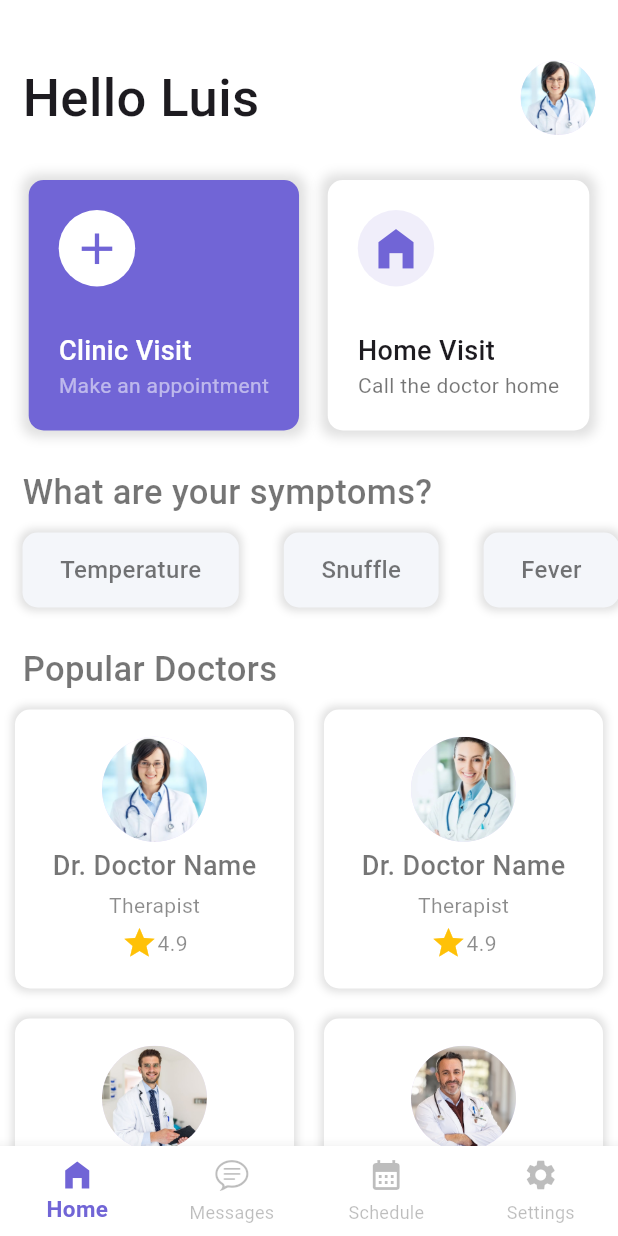
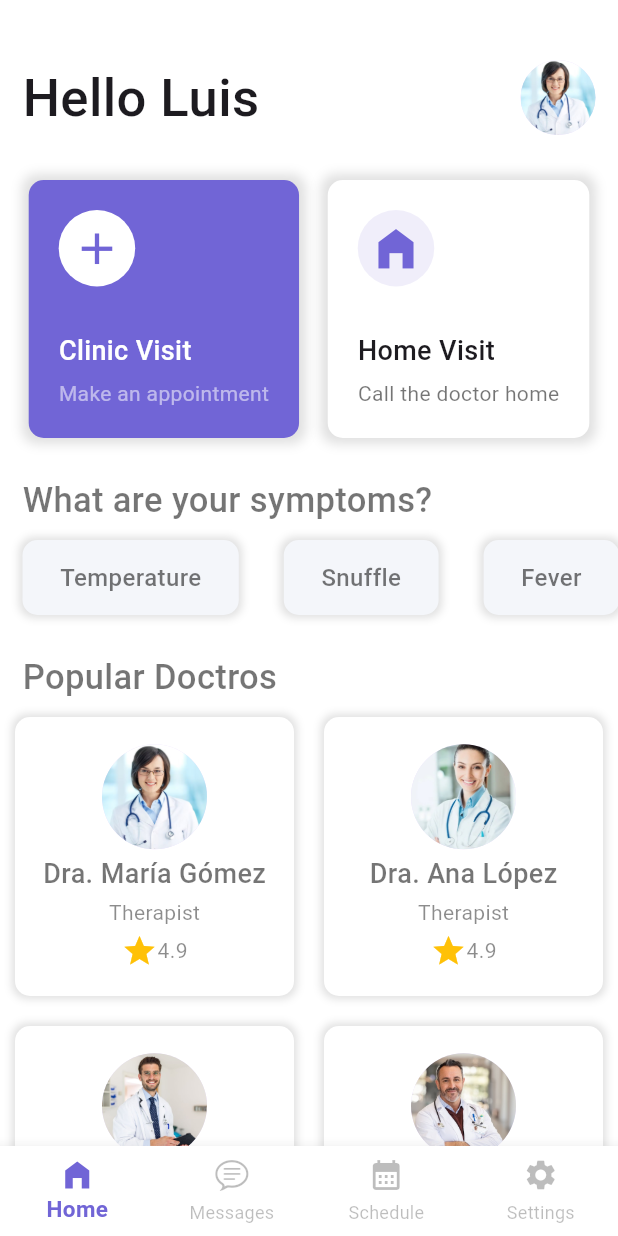
Before and after one commit to Luis0105/medical_healthcare, a Flutter app: the NavbarRoots screen opened directly, on a phone screen of 412 x 824 dp. Run offline on Flutter 3.47's test engine with Material 3 defaults, Android fonts, the phone set to English and light mode, and no system bars; missing offline and left inert: custom_clippers.

Commit message:
Four Commit

```diff
--- a/lib/screens/home_screen.dart
+++ b/lib/screens/home_screen.dart
@@ -1,18 +1,17 @@
-// Pantalla principal de bienvenida que muestra opciones de visita, síntomas y lista de doctores
 import 'package:flutter/material.dart';
 import 'package:medical_healthcare/screens/appointment_screen.dart';
 
 class HomeScreen extends StatelessWidget {
-  // Lista de síntomas representados como etiquetas
+  // Lista de síntomas que se mostrarán de forma horizontal
   List symptoms = [
     "Temperature",
     "Snuffle",
     "Fever",
-    "Cough",
+    "Couhg",
     "Cold",
   ];
 
-  // Lista de imágenes de doctores
+  // Lista de imágenes asociadas a cada doctor
   List imgs = [
     "doctor1.jpg",
     "doctor2.jpg",
@@ -20,54 +19,71 @@ class HomeScreen extends StatelessWidget {
     "doctor4.jpg",
   ];
 
+  // Lista de nombres personalizados para cada doctor
+  List<String> doctorNames = [
+    "Dra. María Gómez",
+    "Dra. Ana López",
+    "Dr. Carlos Rivera",
+    "Dra. Juan Pérez",
+  ];
+
   @override
   Widget build(BuildContext context) {
     return SingleChildScrollView(
-      padding: EdgeInsets.only(top: 40), // Margen superior
+      // Hace scroll en pantalla completa si el contenido excede el alto
+      padding:
+          EdgeInsets.only(top: 40), // Espaciado superior para no pegar al borde
       child: Column(
-        crossAxisAlignment:
-            CrossAxisAlignment.start, // Alineación del contenido a la izquierda
+        // Organiza verticalmente todo el contenido
+        crossAxisAlignment: CrossAxisAlignment.start,
         children: [
-          // Encabezado con saludo y foto
+          // Encabezado con saludo e imagen del usuario
           Padding(
             padding: EdgeInsets.symmetric(horizontal: 15),
             child: Row(
-              mainAxisAlignment: MainAxisAlignment.spaceBetween,
+              // Organiza horizontalmente saludo y avatar
+              mainAxisAlignment: MainAxisAlignment
+                  .spaceBetween, // Saludo a la izquierda, avatar a la derecha
               children: [
                 Text(
                   "Hello Luis",
                   style: TextStyle(
-                    fontSize: 35, // Tamaño grande para saludo
-                    fontWeight: FontWeight.w500, // Semi negrita
+                    fontSize: 35, // Tamaño grande para el saludo
+                    fontWeight: FontWeight.w500, // Peso seminegrita
                   ),
                 ),
                 CircleAvatar(
-                  radius: 25, // Tamaño del avatar
+                  // Muestra una imagen redonda
+                  radius: 25,
                   backgroundImage: AssetImage("images/doctor1.jpg"),
                 ),
               ],
             ),
           ),
 
-          SizedBox(height: 30),
+          SizedBox(
+              height: 30), // Espacio entre el encabezado y la siguiente sección
 
-          // Opciones: visita a clínica o visita a domicilio
+          // Fila de botones: visita en clínica y a domicilio
           Row(
             mainAxisAlignment: MainAxisAlignment.spaceEvenly,
             children: [
-              // Opción 1: Visita en clínica
+              // Botón para visita en clínica
               InkWell(
-                onTap: () {},
+                // Detecta toques y genera efecto visual
+                onTap: () {}, // Aquí podrías colocar una acción
                 child: Container(
+                  // Caja que contiene ícono y texto
                   padding: EdgeInsets.all(20),
                   decoration: BoxDecoration(
-                    color: Color(0xFF7165D6),
+                    // Decoración con color, esquinas y sombra
+                    color: Color(0xFF7165D6), // Fondo morado
                     borderRadius: BorderRadius.circular(10),
                     boxShadow: [
                       BoxShadow(
-                        color: Colors.black12, // Sombra gris clara
-                        blurRadius: 6, // Difuminado de la sombra
-                        spreadRadius: 4, // Qué tanto se expande
+                        color: Colors.black12,
+                        blurRadius: 6,
+                        spreadRadius: 4,
                       ),
                     ],
                   ),
@@ -75,6 +91,7 @@ class HomeScreen extends StatelessWidget {
                     crossAxisAlignment: CrossAxisAlignment.start,
                     children: [
                       Container(
+                        // Círculo blanco con ícono "+"
                         padding: EdgeInsets.all(8),
                         decoration: BoxDecoration(
                           color: Colors.white,
@@ -95,6 +112,7 @@ class HomeScreen extends StatelessWidget {
                           fontWeight: FontWeight.w500,
                         ),
                       ),
+                      SizedBox(height: 5),
                       Text(
                         "Make an appointment",
                         style: TextStyle(
@@ -106,13 +124,13 @@ class HomeScreen extends StatelessWidget {
                 ),
               ),
 
-              // Opción 2: Visita a domicilio
+              // Botón para visita a domicilio
               InkWell(
                 onTap: () {},
                 child: Container(
                   padding: EdgeInsets.all(20),
                   decoration: BoxDecoration(
-                    color: Colors.white,
+                    color: Colors.white, // Fondo blanco
                     borderRadius: BorderRadius.circular(10),
                     boxShadow: [
                       BoxShadow(
@@ -126,6 +144,7 @@ class HomeScreen extends StatelessWidget {
                     crossAxisAlignment: CrossAxisAlignment.start,
                     children: [
                       Container(
+                        // Círculo con ícono de casa
                         padding: EdgeInsets.all(8),
                         decoration: BoxDecoration(
                           color: Color(0xFFF0EEFA),
@@ -145,6 +164,7 @@ class HomeScreen extends StatelessWidget {
                           fontWeight: FontWeight.w500,
                         ),
                       ),
+                      SizedBox(height: 5),
                       Text(
                         "Call the doctor home",
                         style: TextStyle(
@@ -158,9 +178,9 @@ class HomeScreen extends StatelessWidget {
             ],
           ),
 
-          SizedBox(height: 25),
+          SizedBox(height: 25), // Espacio antes de la sección de síntomas
 
-          // Sección: Síntomas comunes
+          // Título de la sección de síntomas
           Padding(
             padding: EdgeInsets.only(left: 15),
             child: Text(
@@ -177,11 +197,11 @@ class HomeScreen extends StatelessWidget {
           SizedBox(
             height: 70,
             child: ListView.builder(
-              shrinkWrap:
-                  true, // Hace que el ListView solo use el espacio necesario
-              scrollDirection: Axis.horizontal,
-              itemCount:
-                  symptoms.length, // Número de elementos que se van a mostrar
+              // Lista dinámica horizontal
+              shrinkWrap: true,
+              scrollDirection:
+                  Axis.horizontal, // Hace scroll de izquierda a derecha
+              itemCount: symptoms.length, // Número de elementos
               itemBuilder: (context, index) {
                 return Container(
                   margin: EdgeInsets.symmetric(vertical: 10, horizontal: 15),
@@ -199,7 +219,7 @@ class HomeScreen extends StatelessWidget {
                   ),
                   child: Center(
                     child: Text(
-                      symptoms[index],
+                      symptoms[index], // Síntoma mostrado
                       style: TextStyle(
                         fontSize: 16,
                         fontWeight: FontWeight.w500,
@@ -212,13 +232,13 @@ class HomeScreen extends StatelessWidget {
             ),
           ),
 
-          SizedBox(height: 15),
+          SizedBox(height: 15), // Espacio antes de doctores
 
-          // Sección: Doctores populares
+          // Título de sección de doctores
           Padding(
             padding: EdgeInsets.only(left: 15),
             child: Text(
-              "Popular Doctors",
+              "Popular Doctros",
               style: TextStyle(
                 fontSize: 23,
                 fontWeight: FontWeight.w500,
@@ -227,18 +247,19 @@ class HomeScreen extends StatelessWidget {
             ),
           ),
 
-          // Cuadrícula de doctores populares
+          // Rejilla de doctores populares
           GridView.builder(
             gridDelegate: SliverGridDelegateWithFixedCrossAxisCount(
-              crossAxisCount: 2, // Dos columnas
+              crossAxisCount: 2, // 2 columnas
             ),
-            itemCount: 4, // Número de doctores
-            shrinkWrap: true, // Permite que la GridView se ajuste al contenido
+            itemCount: 4, // Total de doctores
+            shrinkWrap: true,
             physics:
-                NeverScrollableScrollPhysics(), // Desactiva scroll propio para no interferir
+                NeverScrollableScrollPhysics(), // Para que no interfiera con el scroll principal
             itemBuilder: (context, index) {
               return InkWell(
                 onTap: () {
+                  // Navega a la pantalla de cita
                   Navigator.push(
                     context,
                     MaterialPageRoute(
@@ -268,7 +289,7 @@ class HomeScreen extends StatelessWidget {
                         backgroundImage: AssetImage("images/${imgs[index]}"),
                       ),
                       Text(
-                        "Dr. Doctor Name",
+                        doctorNames[index], // Nombre del doctor desde la lista
                         style: TextStyle(
                           fontSize: 18,
                           fontWeight: FontWeight.w500,
@@ -290,7 +311,7 @@ class HomeScreen extends StatelessWidget {
                             color: Colors.amber,
                           ),
                           Text(
-                            "4.9",
+                            "4.9", // Calificación
                             style: TextStyle(
                               color: Colors.black45,
                             ),
--- a/lib/screens/settings_screen.dart
+++ b/lib/screens/settings_screen.dart
@@ -68,14 +68,14 @@ class SettingsScreen extends StatelessWidget {
               leading: Container(
                 padding: EdgeInsets.all(10),
                 decoration: BoxDecoration(
-                  color: Colors.deepPurple.shade100,
+                  color: Colors.orange.shade100,
                   shape: BoxShape.circle,
                 ),
-                child: Icon(Icons.notifications_none_outlined,
-                    color: Colors.deepPurple, size: 35),
+                child: Icon(Icons.info_outline_rounded,
+                    color: Colors.orange, size: 35),
               ),
               title: Text(
-                "Notifications",
+                "About Us",
                 style: TextStyle(fontWeight: FontWeight.w500, fontSize: 20),
               ),
               trailing: Icon(Icons.arrow_forward_ios_rounded),
@@ -126,19 +126,20 @@ class SettingsScreen extends StatelessWidget {
             SizedBox(height: 20),
 
             // Opción: Acerca de
+
             ListTile(
               onTap: () {},
               leading: Container(
                 padding: EdgeInsets.all(10),
                 decoration: BoxDecoration(
-                  color: Colors.orange.shade100,
+                  color: Colors.deepPurple.shade100,
                   shape: BoxShape.circle,
                 ),
-                child: Icon(Icons.info_outline_rounded,
-                    color: Colors.orange, size: 35),
+                child: Icon(Icons.notifications_none_outlined,
+                    color: Colors.deepPurple, size: 35),
               ),
               title: Text(
-                "About Us",
+                "Notifications",
                 style: TextStyle(fontWeight: FontWeight.w500, fontSize: 20),
               ),
               trailing: Icon(Icons.arrow_forward_ios_rounded),
```
